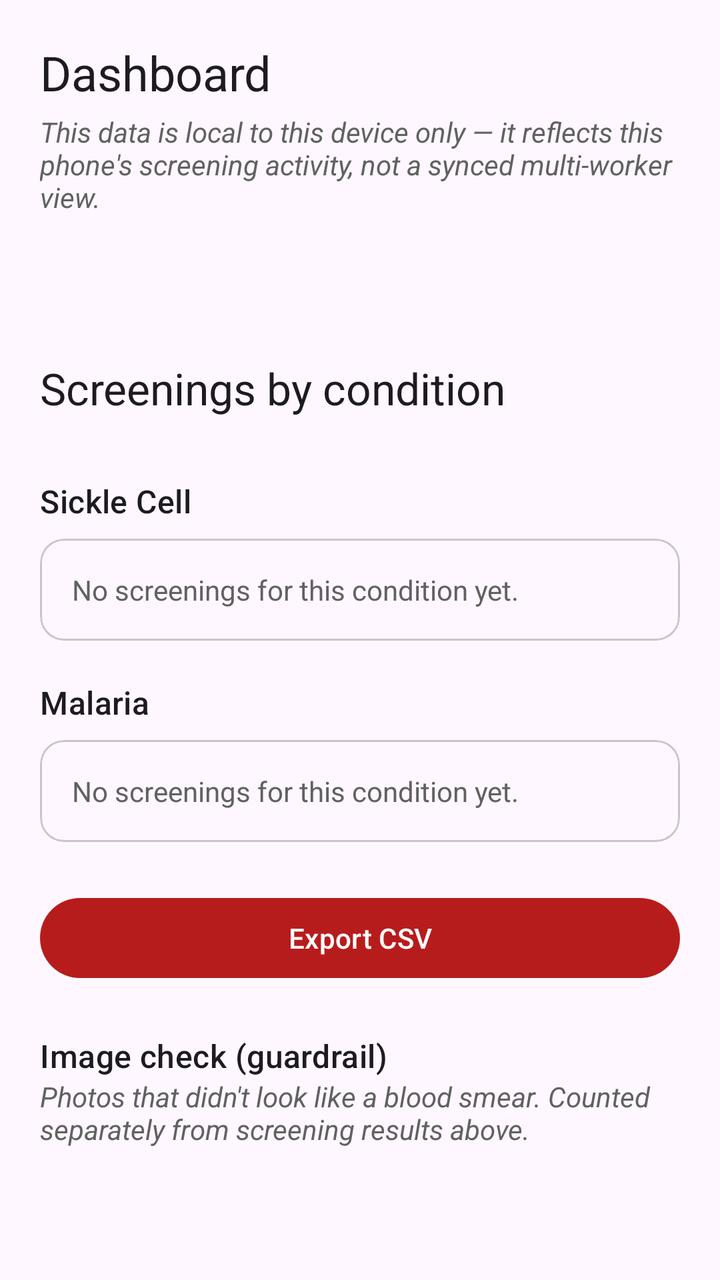
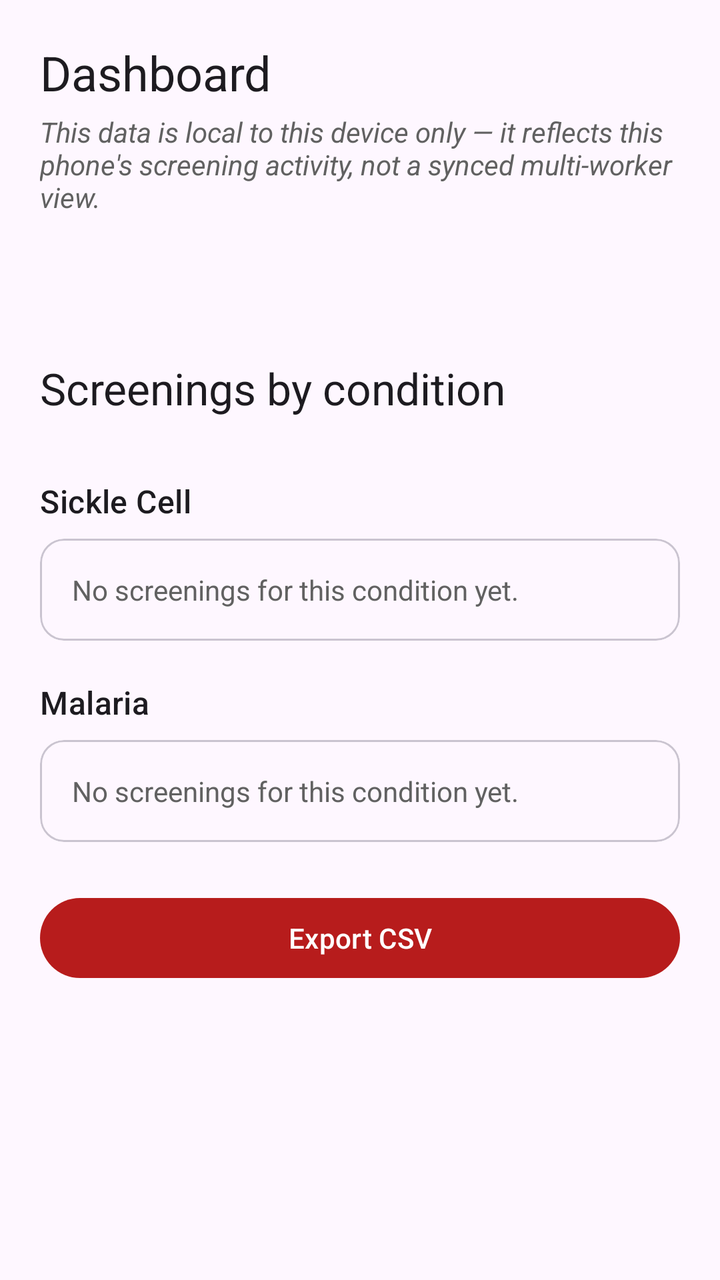

Screens rendered from an Android XML layout before and after an edit, with the pre-edit source and the edit as a unified diff.
<!-- AndroidManifest.xml: application theme Theme.SickleScan -->
<!-- res/layout/fragment_dashboard.xml -->
<?xml version="1.0" encoding="utf-8"?>
<ScrollView xmlns:android="http://schemas.android.com/apk/res/android"
    xmlns:app="http://schemas.android.com/apk/res-auto"
    android:layout_width="match_parent"
    android:layout_height="match_parent"
    android:fillViewport="true">

    <LinearLayout
        android:layout_width="match_parent"
        android:layout_height="wrap_content"
        android:orientation="vertical"
        android:padding="20dp">

        <TextView
            android:layout_width="wrap_content"
            android:layout_height="wrap_content"
            android:text="@string/dashboard_title"
            android:textAppearance="?attr/textAppearanceHeadlineSmall"
            android:layout_marginBottom="4dp" />

        <TextView
            android:layout_width="match_parent"
            android:layout_height="wrap_content"
            android:layout_marginBottom="4dp"
            android:text="@string/dashboard_local_note"
            android:textStyle="italic"
            android:textColor="@color/disclaimer_gray" />

        <TextView
            android:id="@+id/totalText"
            android:layout_width="match_parent"
            android:layout_height="wrap_content"
            android:textAppearance="?attr/textAppearanceHeadlineSmall"
            android:textStyle="bold" />

        <TextView
            android:id="@+id/sessionsDetailText"
            android:layout_width="match_parent"
            android:layout_height="wrap_content"
            android:layout_marginBottom="16dp"
            android:textColor="@color/disclaimer_gray" />

        <TextView
            android:id="@+id/emptyText"
            android:layout_width="match_parent"
            android:layout_height="wrap_content"
            android:gravity="center"
            android:padding="24dp"
            android:text="@string/dashboard_empty"
            android:textColor="@color/disclaimer_gray"
            android:visibility="gone" />

        <LinearLayout
            android:id="@+id/statsContainer"
            android:layout_width="match_parent"
            android:layout_height="wrap_content"
            android:orientation="vertical">

            <TextView
                android:layout_width="wrap_content"
                android:layout_height="wrap_content"
                android:text="@string/dashboard_screenings_by_condition"
                android:textAppearance="?attr/textAppearanceTitleLarge" />

            <TextView
                android:id="@+id/reconcileText"
                android:layout_width="match_parent"
                android:layout_height="wrap_content"
                android:layout_marginBottom="12dp"
                android:textStyle="italic"
                android:textColor="@color/disclaimer_gray" />

            
            <TextView
                android:layout_width="wrap_content"
                android:layout_height="wrap_content"
                android:text="@string/disease_sickle_cell"
                android:textAppearance="?attr/textAppearanceTitleMedium" />

            <com.google.android.material.card.MaterialCardView
                style="?attr/materialCardViewOutlinedStyle"
                android:layout_width="match_parent"
                android:layout_height="wrap_content"
                android:layout_marginTop="8dp"
                app:cardCornerRadius="12dp">

                <LinearLayout
                    android:layout_width="match_parent"
                    android:layout_height="wrap_content"
                    android:orientation="vertical"
                    android:padding="16dp">

                    <TextView
                        android:id="@+id/scEmptyText"
                        android:layout_width="match_parent"
                        android:layout_height="wrap_content"
                        android:text="@string/dashboard_disease_empty"
                        android:textColor="@color/disclaimer_gray" />

                    <LinearLayout
                        android:id="@+id/scStatsGroup"
                        android:layout_width="match_parent"
                        android:layout_height="wrap_content"
                        android:orientation="vertical"
                        android:visibility="gone">

                        <TextView
                            android:id="@+id/scBreakdownText"
                            android:layout_width="match_parent"
                            android:layout_height="wrap_content"
                            android:textAppearance="?attr/textAppearanceBodyLarge" />

                        <TextView
                            android:id="@+id/scReferralText"
                            android:layout_width="match_parent"
                            android:layout_height="wrap_content"
                            android:layout_marginTop="8dp"
                            android:textAppearance="?attr/textAppearanceBodyLarge"
                            android:textStyle="bold" />

                        <TextView
                            android:layout_width="match_parent"
                            android:layout_height="wrap_content"
                            android:layout_marginTop="12dp"
                            android:text="@string/dashboard_trend_sickle"
                            android:textAppearance="?attr/textAppearanceTitleSmall"
                            android:textColor="?attr/colorOnSurface" />

                        <com.sicklescan.app.BarChartView
                            android:id="@+id/scBarChart"
                            android:layout_width="match_parent"
                            android:layout_height="wrap_content"
                            android:layout_marginTop="12dp" />
                    </LinearLayout>
                </LinearLayout>
            </com.google.android.material.card.MaterialCardView>

            
            <TextView
                android:layout_width="wrap_content"
                android:layout_height="wrap_content"
                android:layout_marginTop="20dp"
                android:text="@string/disease_malaria"
                android:textAppearance="?attr/textAppearanceTitleMedium" />

            <com.google.android.material.card.MaterialCardView
                style="?attr/materialCardViewOutlinedStyle"
                android:layout_width="match_parent"
                android:layout_height="wrap_content"
                android:layout_marginTop="8dp"
                app:cardCornerRadius="12dp">

                <LinearLayout
                    android:layout_width="match_parent"
                    android:layout_height="wrap_content"
                    android:orientation="vertical"
                    android:padding="16dp">

                    <TextView
                        android:id="@+id/malEmptyText"
                        android:layout_width="match_parent"
                        android:layout_height="wrap_content"
                        android:text="@string/dashboard_disease_empty"
                        android:textColor="@color/disclaimer_gray" />

                    <LinearLayout
                        android:id="@+id/malStatsGroup"
                        android:layout_width="match_parent"
                        android:layout_height="wrap_content"
                        android:orientation="vertical"
                        android:visibility="gone">

                        <TextView
                            android:id="@+id/malBreakdownText"
                            android:layout_width="match_parent"
                            android:layout_height="wrap_content"
                            android:textAppearance="?attr/textAppearanceBodyLarge" />

                        <TextView
                            android:id="@+id/malReferralText"
                            android:layout_width="match_parent"
                            android:layout_height="wrap_content"
                            android:layout_marginTop="8dp"
                            android:textAppearance="?attr/textAppearanceBodyLarge"
                            android:textStyle="bold" />

                        <TextView
                            android:layout_width="match_parent"
                            android:layout_height="wrap_content"
                            android:layout_marginTop="12dp"
                            android:text="@string/dashboard_trend_malaria"
                            android:textAppearance="?attr/textAppearanceTitleSmall"
                            android:textColor="?attr/colorOnSurface" />

                        <com.sicklescan.app.BarChartView
                            android:id="@+id/malBarChart"
                            android:layout_width="match_parent"
                            android:layout_height="wrap_content"
                            android:layout_marginTop="12dp" />
                    </LinearLayout>
                </LinearLayout>
            </com.google.android.material.card.MaterialCardView>

            <com.google.android.material.button.MaterialButton
                android:id="@+id/btnExportCsv"
                android:layout_width="match_parent"
                android:layout_height="wrap_content"
                android:layout_marginTop="24dp"
                android:text="@string/export_csv" />
        </LinearLayout>

        
        <TextView
            android:layout_width="wrap_content"
            android:layout_height="wrap_content"
            android:layout_marginTop="24dp"
            android:text="@string/dashboard_guardrail_title"
            android:textAppearance="?attr/textAppearanceTitleMedium" />

        <TextView
            android:layout_width="match_parent"
            android:layout_height="wrap_content"
            android:text="@string/dashboard_guardrail_note"
            android:textStyle="italic"
            android:textColor="@color/disclaimer_gray" />

        <TextView
            android:id="@+id/guardrailStatsText"
            android:layout_width="match_parent"
            android:layout_height="wrap_content"
            android:layout_marginTop="8dp"
            android:textAppearance="?attr/textAppearanceBodyLarge" />

    </LinearLayout>
</ScrollView>
<!-- resources referenced by this layout -->
<resources>
  <color name="disclaimer_gray">#616161</color>
  <string name="dashboard_disease_empty">No screenings for this condition yet.</string>
  <string name="dashboard_empty">No screenings logged yet. Results are recorded automatically after each analysis.</string>
  <string name="dashboard_guardrail_note">Photos that didn\'t look like a blood smear. Counted separately from screening results above.</string>
  <string name="dashboard_guardrail_title">Image check (guardrail)</string>
  <string name="dashboard_local_note">This data is local to this device only — it reflects this phone\'s screening activity, not a synced multi-worker view.</string>
  <string name="dashboard_screenings_by_condition">Screenings by condition</string>
  <string name="dashboard_title">Dashboard</string>
  <string name="dashboard_trend_malaria">Malaria — positive cases this week</string>
  <string name="dashboard_trend_sickle">Sickle Cell — positive cases this week</string>
  <string name="disease_malaria">Malaria</string>
  <string name="disease_sickle_cell">Sickle Cell</string>
  <string name="export_csv">Export CSV</string>
  <style name="Theme.SickleScan" parent="Theme.Material3.DayNight.NoActionBar">
          <item name="colorPrimary">@color/brand_primary</item>
      </style>
  <color name="brand_primary">#B71C1C</color>
</resources>

<!-- the commit's change to res/layout/fragment_dashboard.xml (unified diff, before → after) -->
@@ -209,27 +209,5 @@
                 android:text="@string/export_csv" />
         </LinearLayout>
 
-        
-        <TextView
-            android:layout_width="wrap_content"
-            android:layout_height="wrap_content"
-            android:layout_marginTop="24dp"
-            android:text="@string/dashboard_guardrail_title"
-            android:textAppearance="?attr/textAppearanceTitleMedium" />
-
-        <TextView
-            android:layout_width="match_parent"
-            android:layout_height="wrap_content"
-            android:text="@string/dashboard_guardrail_note"
-            android:textStyle="italic"
-            android:textColor="@color/disclaimer_gray" />
-
-        <TextView
-            android:id="@+id/guardrailStatsText"
-            android:layout_width="match_parent"
-            android:layout_height="wrap_content"
-            android:layout_marginTop="8dp"
-            android:textAppearance="?attr/textAppearanceBodyLarge" />
-
     </LinearLayout>
 </ScrollView>
<!-- resource entries referenced after the edit -->
@@ -3,13 +3,11 @@
   <color name="disclaimer_gray">#616161</color>
   <string name="dashboard_disease_empty">No screenings for this condition yet.</string>
   <string name="dashboard_empty">No screenings logged yet. Results are recorded automatically after each analysis.</string>
-  <string name="dashboard_guardrail_note">Photos that didn\'t look like a blood smear. Counted separately from screening results above.</string>
-  <string name="dashboard_guardrail_title">Image check (guardrail)</string>
   <string name="dashboard_local_note">This data is local to this device only — it reflects this phone\'s screening activity, not a synced multi-worker view.</string>
   <string name="dashboard_screenings_by_condition">Screenings by condition</string>
   <string name="dashboard_title">Dashboard</string>
-  <string name="dashboard_trend_malaria">Malaria — positive cases this week</string>
-  <string name="dashboard_trend_sickle">Sickle Cell — positive cases this week</string>
+  <string name="dashboard_trend_malaria">Malaria — cases flagged for lab confirmation this week</string>
+  <string name="dashboard_trend_sickle">Sickle Cell — cases flagged for lab confirmation this week</string>
   <string name="disease_malaria">Malaria</string>
   <string name="disease_sickle_cell">Sickle Cell</string>
   <string name="export_csv">Export CSV</string>
